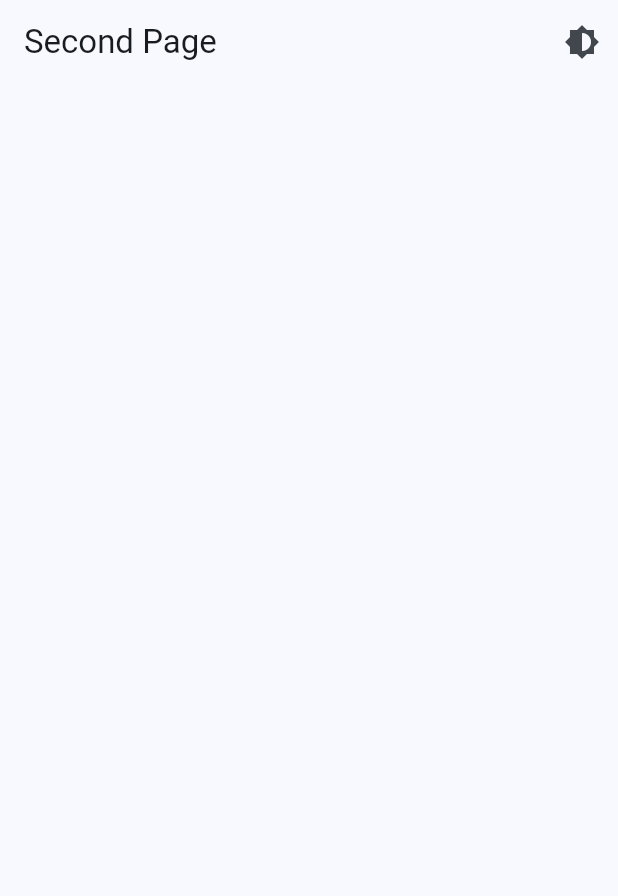
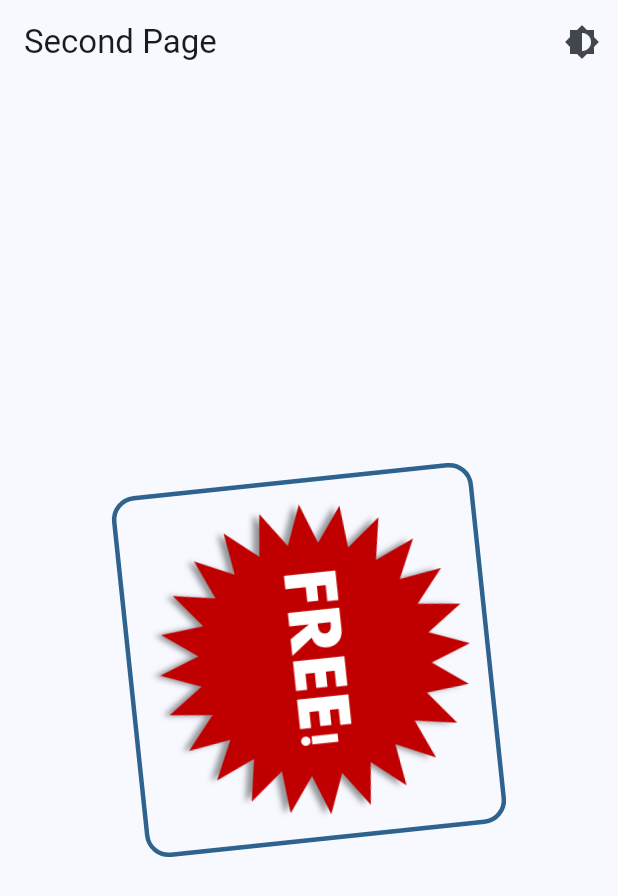
Before and after one commit to Ed-Zheng/MAD_act8, a Flutter app: the screen it shows after launch, swiped to page 2, on a phone screen of 412 x 824 dp. Shown: the top 896 px of the screen. Run offline on Flutter 3.47's test engine with Material 3 defaults, Android fonts, the phone set to English and light mode, and no system bars; our stand-ins replace flutter_colorpicker.

```diff
--- a/lib/main.dart
+++ b/lib/main.dart
@@ -15,7 +15,7 @@ class _MyAppState extends State<MyApp> {
 
   void _toggleTheme() {
     setState(() {
-      _darkMode = !_darkMode; // flip theme
+      _darkMode = !_darkMode;
     });
   }
 
@@ -117,24 +117,66 @@ class _FadingTextAnimationState extends State<FadingTextAnimation> {
   }
 }
 
-class SecondFadingAnimation extends StatelessWidget {
+class SecondFadingAnimation extends StatefulWidget {
   final VoidCallback toggleTheme;
   const SecondFadingAnimation({super.key, required this.toggleTheme});
 
   @override
+  State<SecondFadingAnimation> createState() => _SecondFadingAnimationState();
+}
+
+class _SecondFadingAnimationState extends State<SecondFadingAnimation>
+    with SingleTickerProviderStateMixin {
+  late final AnimationController _controller;
+
+  @override
+  void initState() {
+    super.initState();
+    _controller = AnimationController(
+      vsync: this,
+      duration: const Duration(seconds: 3),
+    )..repeat();
+  }
+
+  @override
+  void dispose() {
+    _controller.dispose();
+    super.dispose();
+  }
+
+  @override
   Widget build(BuildContext context) {
+    final borderColor = Theme.of(context).colorScheme.primary;
     return Scaffold(
       appBar: AppBar(
         title: const Text('Second Page'),
         actions: [
           IconButton(
-            onPressed: toggleTheme,
+            onPressed: widget.toggleTheme,
             icon: const Icon(Icons.brightness_6),
           ),
         ],
       ),
-      body: const Center(
-        // Add a image here that rotates and has a border
+      body: Center(
+        child: RotationTransition(
+          turns: _controller,
+          child: Container(
+            padding: const EdgeInsets.all(8),
+            decoration: BoxDecoration(
+              border: Border.all(color: borderColor, width: 3),
+              borderRadius: BorderRadius.circular(16),
+            ),
+            child: ClipRRect(
+              borderRadius: BorderRadius.circular(12),
+              child: Image.asset(
+                'assets/image1.png',
+                width: 220,
+                height: 220,
+                fit: BoxFit.cover,
+              ),
+            ),
+          ),
+        ),
       ),
     );
   }
--- a/pubspec.yaml
+++ b/pubspec.yaml
@@ -60,6 +60,8 @@ flutter:
   # the material Icons class.
   uses-material-design: true
 
+  assets:
+    - assets/image1.png
   # To add assets to your application, add an assets section, like this:
   # assets:
   #   - images/a_dot_burr.jpeg
```
Also changed, not shown: assets/image1.png (added).
